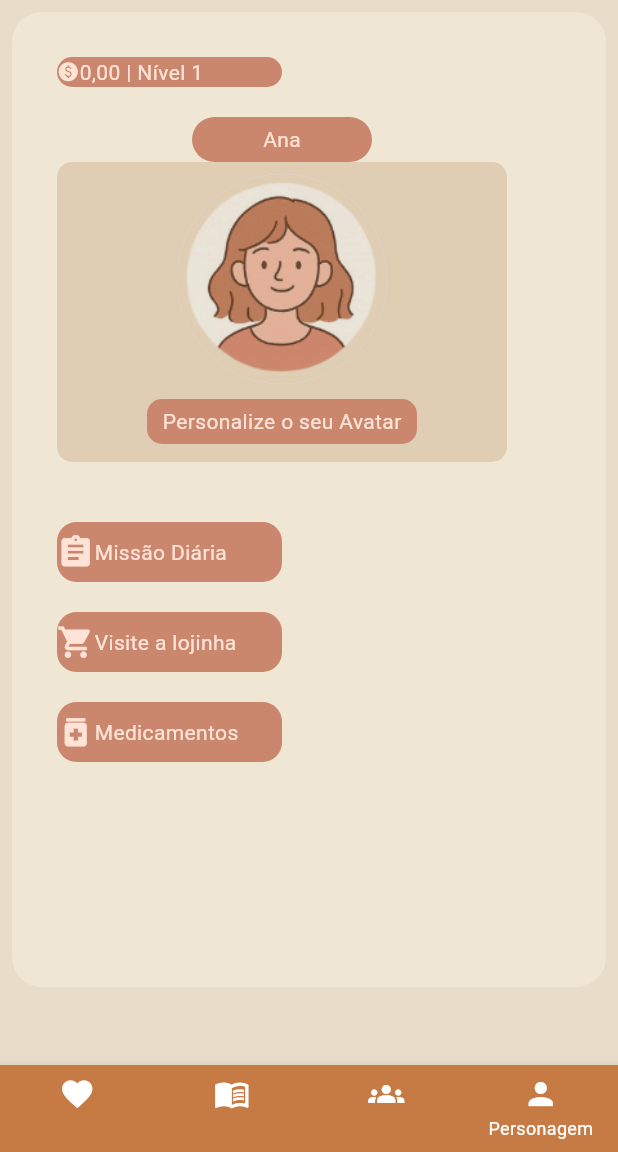
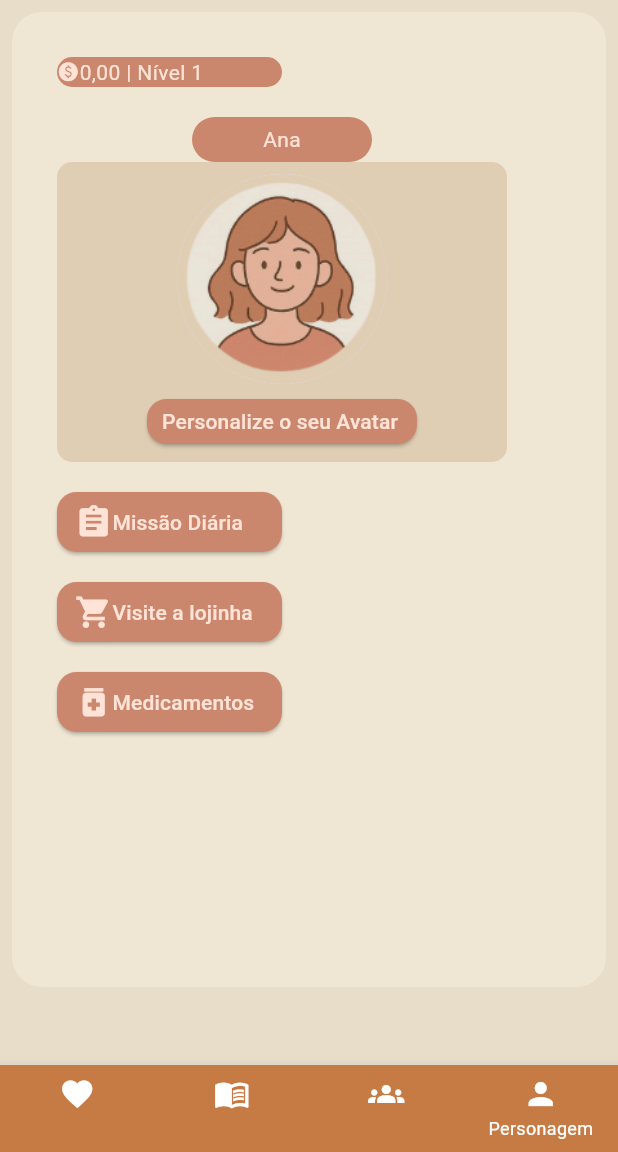
Before and after one commit to ujotinha/ProjetoPMovel, a Flutter app: the screen it shows after launch, on a phone screen of 412 x 824 dp, the part 84-1236 px from its top. Run offline on Flutter 3.47's test engine with Material 3 defaults, Android fonts, the phone set to English and light mode, and no system bars.

Commit message:
habitos ultima versao

```diff
--- a/lib/pages/habitos.dart
+++ b/lib/pages/habitos.dart
@@ -103,15 +103,23 @@ class _HabitosState extends State<Habitos> {
                       SizedBox(
                         height: 10,
                       ),
-                       Container(
+                      SizedBox(
                         width: 180,
                         height: 30,
-                       decoration: BoxDecoration(color: Color(0xFFca876d),borderRadius: BorderRadius.circular(10)),
+                        child: ElevatedButton(
+                            onPressed: () {},
+                            style: ElevatedButton.styleFrom(
+                                padding: EdgeInsets.only(left: 10, right: 10),
+                                backgroundColor: Color(0xFFca876d),
+                                shape: RoundedRectangleBorder(
+                                    borderRadius: BorderRadius.circular(13)
+                                )
+                            ),
                             child: Row(
-                           mainAxisAlignment: MainAxisAlignment.center,
                               children: [
                                 Text("Personalize o seu Avatar", style: TextStyle( color: Color (0xFFffe3d7) )),
                               ],
+                            )
                         ),
                       ),
                     ],
@@ -120,49 +128,74 @@ class _HabitosState extends State<Habitos> {
               ],
             ),
             SizedBox(
-              height: 40,
+              height: 20,
             ),
-            Container(
+            SizedBox(
               width: 150,
               height: 40,
-              decoration: BoxDecoration(color: Color(0xFFca876d),borderRadius: BorderRadius.circular(13)),
+              child: ElevatedButton(
+                  onPressed: () {},
+                  style: ElevatedButton.styleFrom(
+                      padding: EdgeInsets.only(left: 12, right: 12),
+                      backgroundColor: Color(0xFFca876d),
+                      shape: RoundedRectangleBorder(
+                        borderRadius: BorderRadius.circular(13)
+                    )
+                  ),
                   child: Row(
                     children: [
                       Icon(Icons.assignment, color: Color (0xFFffe3d7), size: 25),
                       Text("Missão Diária", style: TextStyle( color: Color (0xFFffe3d7) )),
                     ],
-            ),
-
-            ),
-            SizedBox(
-              height: 20,
-            ),
-            Container(
-              width: 150,
-              height: 40,
-              decoration: BoxDecoration(color: Color(0xFFca876d),borderRadius: BorderRadius.circular(13)),
-              child: Row(
-                children: [
-                  Icon(Icons.shopping_cart, color: Color (0xFFffe3d7), size: 25),
-                  Text("Visite a lojinha", style: TextStyle( color: Color (0xFFffe3d7) )),
-                ],
+                  )
               ),
             ),
             SizedBox(
               height: 20,
             ),
-            Container(
+            SizedBox(
               width: 150,
               height: 40,
-              decoration: BoxDecoration(color: Color(0xFFca876d),borderRadius: BorderRadius.circular(13)),
+              child: ElevatedButton(
+                  onPressed: () {},
+                  style: ElevatedButton.styleFrom(
+                      padding: EdgeInsets.only(left: 12, right: 12),
+                      backgroundColor: Color(0xFFca876d),
+                      shape: RoundedRectangleBorder(
+                          borderRadius: BorderRadius.circular(13)
+                      )
+                  ),
+                  child: Row(
+                    children: [
+                      Icon(Icons.shopping_cart,color: Color (0xFFffe3d7), size: 25),
+                      Text("Visite a lojinha", style: TextStyle( color: Color (0xFFffe3d7) )),
+                    ],
+                  )
+              ),
+            ),
+            SizedBox(
+              height: 20,
+            ),
+            SizedBox(
+              width: 150,
+              height: 40,
+              child: ElevatedButton(
+                  onPressed: () {},
+                  style: ElevatedButton.styleFrom(
+                      padding: EdgeInsets.only(left: 12, right: 12),
+                      backgroundColor: Color(0xFFca876d),
+                      shape: RoundedRectangleBorder(
+                          borderRadius: BorderRadius.circular(13)
+                      )
+                  ),
                   child: Row(
                     children: [
                       Icon(Icons.medication, color: Color (0xFFffe3d7), size: 25),
                       Text("Medicamentos", style: TextStyle( color: Color (0xFFffe3d7) )),
                     ],
+                  )
               ),
             ),
-
           ],
         ),
       ),
```
Lines whose indentation alone changed are shown as unchanged.
